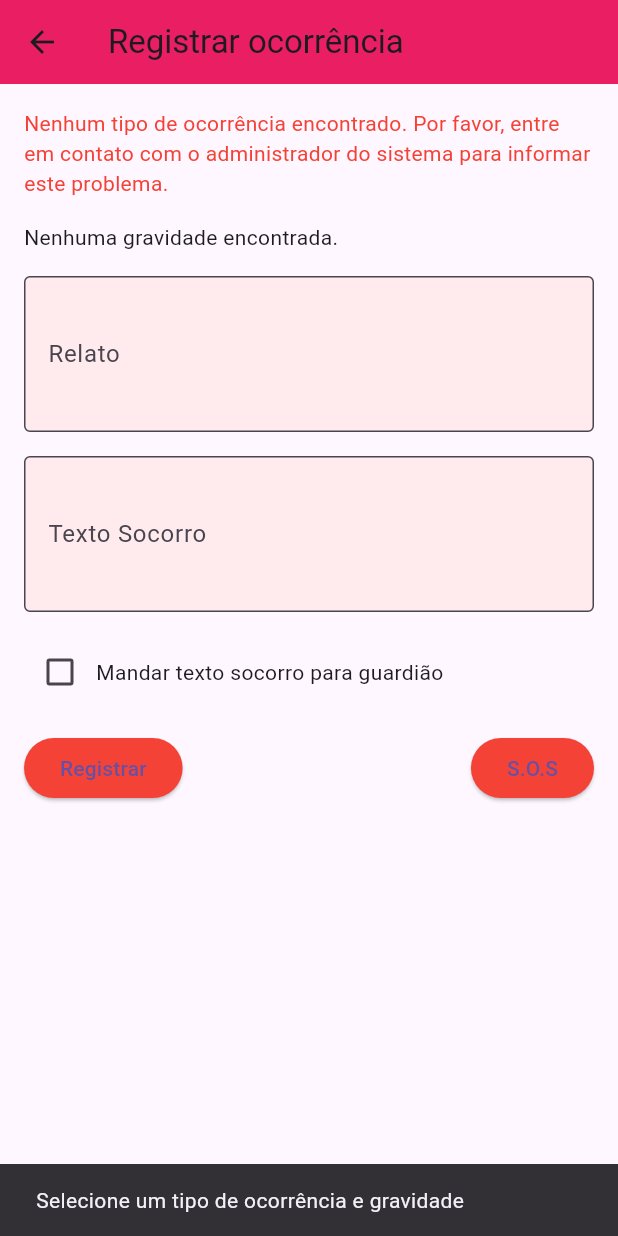
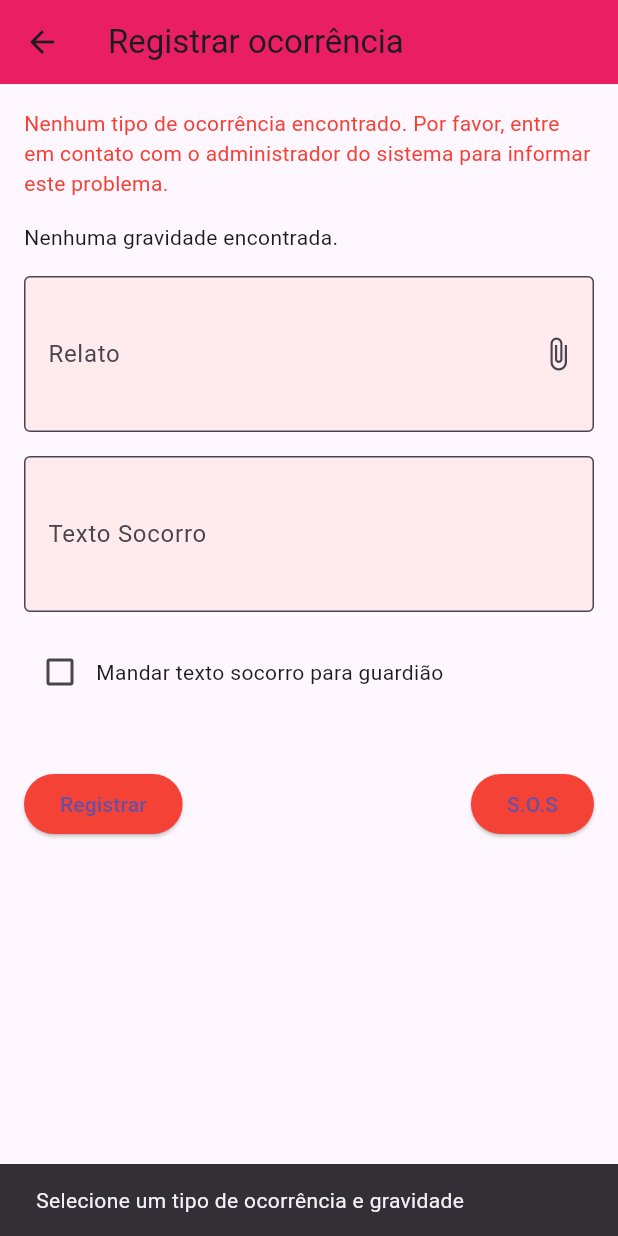
Before and after one commit to Dantas2707/TCC_, a Flutter app: the OcorrenciaPage screen opened directly, after a tap on "Registrar", on a phone screen of 412 x 824 dp. Run offline on Flutter 3.47's test engine with Material 3 defaults, Android fonts, the phone set to English and light mode, and no system bars; our stand-ins replace cloud_firestore, file_picker, firebase_auth, firebase_core, firebase_storage; accounts and stored records are empty.

Commit message:
Implementei o upload na box de relato e apliquei regras para o banco

```diff
--- a/lib/Pages/tela_registrar_ocorrencia.dart
+++ b/lib/Pages/tela_registrar_ocorrencia.dart
@@ -1,6 +1,10 @@
 import 'package:crud/services/firestore.dart';
 import 'package:cloud_firestore/cloud_firestore.dart';
+import 'package:file_picker/file_picker.dart';
 import 'package:flutter/material.dart';
+import 'package:file_picker/file_picker.dart';
+// Importar 'dart:io' se precisar trabalhar com o File em alguma parte do código
+// import 'dart:io';
 
 class OcorrenciaPage extends StatefulWidget {
   @override
@@ -15,14 +19,51 @@ class _OcorrenciaPageState extends State<OcorrenciaPage> {
   String? _tipoOcorrenciaSelecionado;
   String? _gravidadeSelecionada;
 
+  // Lista para armazenar os anexos selecionados
+  List<PlatformFile> _anexos = [];
+
+  // Tamanho máximo dos arquivos em bytes (ex: 5 MB)
+  static const int maxFileSize = 5 * 1024 * 1024;
+
+  // Função para selecionar arquivos (vídeo, foto e áudio)
+  Future<void> _pickAnexos() async {
+    // Permite selecionar múltiplos arquivos dos tipos especificados.
+    FilePickerResult? result = await FilePicker.platform.pickFiles(
+      allowMultiple: true,
+      type: FileType.custom,
+      allowedExtensions: ['jpg', 'jpeg', 'png', 'mp4', 'mov', 'avi', 'mp3', 'wav'],
+    );
+
+    if (result != null) {
+      // Se houver arquivos, valida o tamanho de cada um e adiciona à lista.
+      List<PlatformFile> arquivosValidados = [];
+      for (var file in result.files) {
+        if (file.size > maxFileSize) {
+          ScaffoldMessenger.of(context).showSnackBar(
+            SnackBar(
+              content: Text('O arquivo ${file.name} excede o tamanho permitido (5 MB).'),
+            ),
+          );
+        } else {
+          arquivosValidados.add(file);
+        }
+      }
+      setState(() {
+        _anexos = arquivosValidados;
+      });
+    }
+  }
+
   // Função para registrar a ocorrência
   void _registrarOcorrencia() async {
+    // Validação dos dropdowns
     if (_tipoOcorrenciaSelecionado == null || _gravidadeSelecionada == null) {
       ScaffoldMessenger.of(context).showSnackBar(
           SnackBar(content: Text('Selecione um tipo de ocorrência e gravidade')));
       return;
     }
 
+    // Recuperar e validar os textos de relato e socorro
     String relato = _relatoController.text.trim();
     String textoSocorro = _textoSocorroController.text.trim();
 
@@ -32,22 +73,46 @@ class _OcorrenciaPageState extends State<OcorrenciaPage> {
       return;
     }
 
+    // Validação do comprimento do relato
+    if (relato.length < 6 || relato.length > 255) {
+      ScaffoldMessenger.of(context).showSnackBar(
+        SnackBar(content: Text('O relato deve conter entre 6 e 255 caracteres')),
+      );
+      return;
+    }
+
+    // Converter o relato para letras minúsculas
+    relato = relato.toLowerCase();
+
+    // Se desejar, você pode também validar os anexos aqui (embora a validação já ocorra no pick)
+    for (var file in _anexos) {
+      if (file.size > maxFileSize) {
+        ScaffoldMessenger.of(context).showSnackBar(
+          SnackBar(content: Text('O arquivo ${file.name} excede o tamanho permitido')),
+        );
+        return;
+      }
+    }
+
     try {
+      // Ajuste a função addOcorrencia no seu FirestoreService para receber os anexos
       await firestoreService.addOcorrencia(
         _tipoOcorrenciaSelecionado!,
         _gravidadeSelecionada!,
         relato,
         textoSocorro,
         _enviarParaGuardiao,
+        anexos: _anexos, // novo parâmetro para anexos
       );
 
-      // Limpar campos após sucesso
+      // Limpar campos e anexos após sucesso
       _relatoController.clear();
       _textoSocorroController.clear();
       setState(() {
         _tipoOcorrenciaSelecionado = null;
         _gravidadeSelecionada = null;
         _enviarParaGuardiao = false;
+        _anexos = [];
       });
 
       ScaffoldMessenger.of(context).showSnackBar(
@@ -67,6 +132,7 @@ class _OcorrenciaPageState extends State<OcorrenciaPage> {
       ),
       body: Padding(
         padding: const EdgeInsets.all(16.0),
+        child: SingleChildScrollView( // Adicionado para evitar overflow caso haja muitos anexos
           child: Column(
             crossAxisAlignment: CrossAxisAlignment.start,
             children: [
@@ -135,7 +201,6 @@ class _OcorrenciaPageState extends State<OcorrenciaPage> {
                     return doc['gravidade'] as String;
                   }).toList();
 
-                // Filtrando 'gravissíma'
                   gravidades.removeWhere((gravidade) => gravidade == 'gravissíma');
 
                   return DropdownButtonFormField<String>(
@@ -159,18 +224,23 @@ class _OcorrenciaPageState extends State<OcorrenciaPage> {
                 },
               ),
               SizedBox(height: 16),
+              // Campo de texto para o relato
               TextFormField(
                 controller: _relatoController,
                 maxLines: 3,
                 decoration: InputDecoration(
                   labelText: 'Relato',
-                hintText: 'Digite o seu relato aqui',
+                  hintText: 'Digite o seu relato aqui (6 a 255 caracteres)',
                   border: OutlineInputBorder(),
                   filled: true,
                   fillColor: Colors.red[50],
+                  suffixIcon: IconButton(icon: Icon(Icons.attach_file),
+                  onPressed: _pickAnexos,
+                  ),
                 ),
               ),
               SizedBox(height: 16),
+              // Campo de texto para a mensagem de socorro
               TextFormField(
                 controller: _textoSocorroController,
                 maxLines: 3,
@@ -197,6 +267,17 @@ class _OcorrenciaPageState extends State<OcorrenciaPage> {
                 ],
               ),
               SizedBox(height: 16),
+              // Botão para anexar arquivos
+              SizedBox(height: 8),
+              // Exibir os anexos selecionados
+              _anexos.isNotEmpty
+                  ? Wrap(
+                      spacing: 8.0,
+                      children: _anexos.map((file) => Chip(label: Text(file.name))).toList(),
+                    )
+                  : Container(),
+              SizedBox(height: 16),
+              // Botões de ação
               Row(
                 mainAxisAlignment: MainAxisAlignment.spaceBetween,
                 children: [
@@ -222,6 +303,7 @@ class _OcorrenciaPageState extends State<OcorrenciaPage> {
             ],
           ),
         ),
+      ),
     );
   }
 }
```
Also changed, not shown: lib/services/firestore.dart (+66 -11 lines), pubspec.yaml (+6 -6 lines), pubspec.lock, 3 other files. Lines whose indentation alone changed are shown as unchanged.
